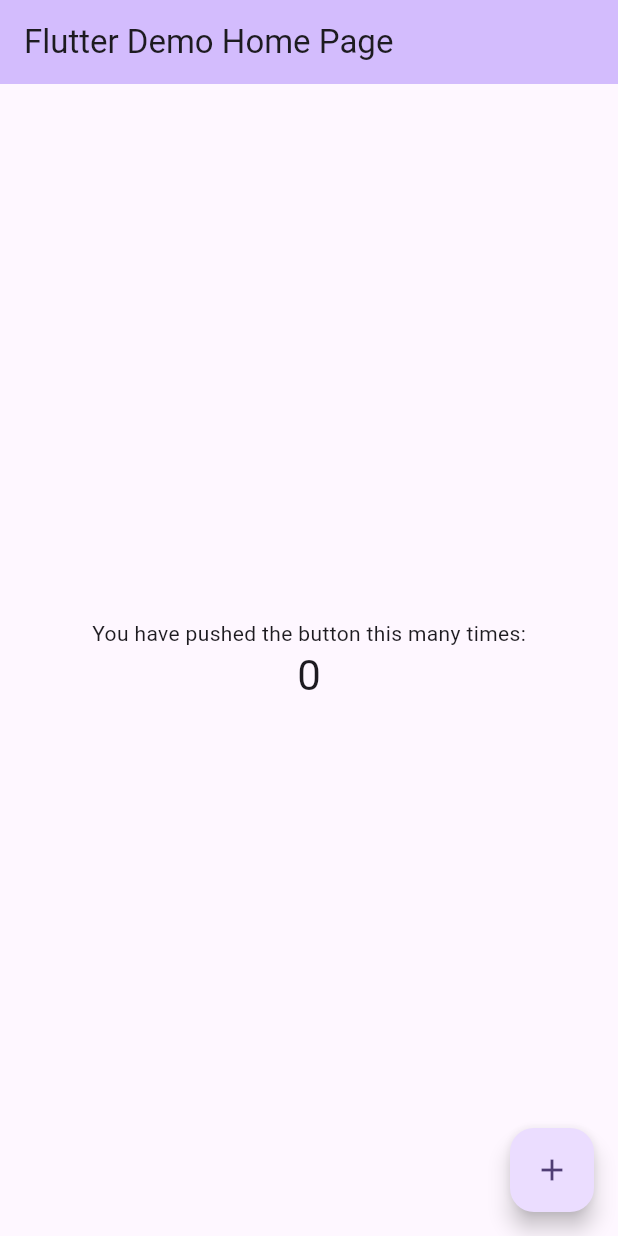
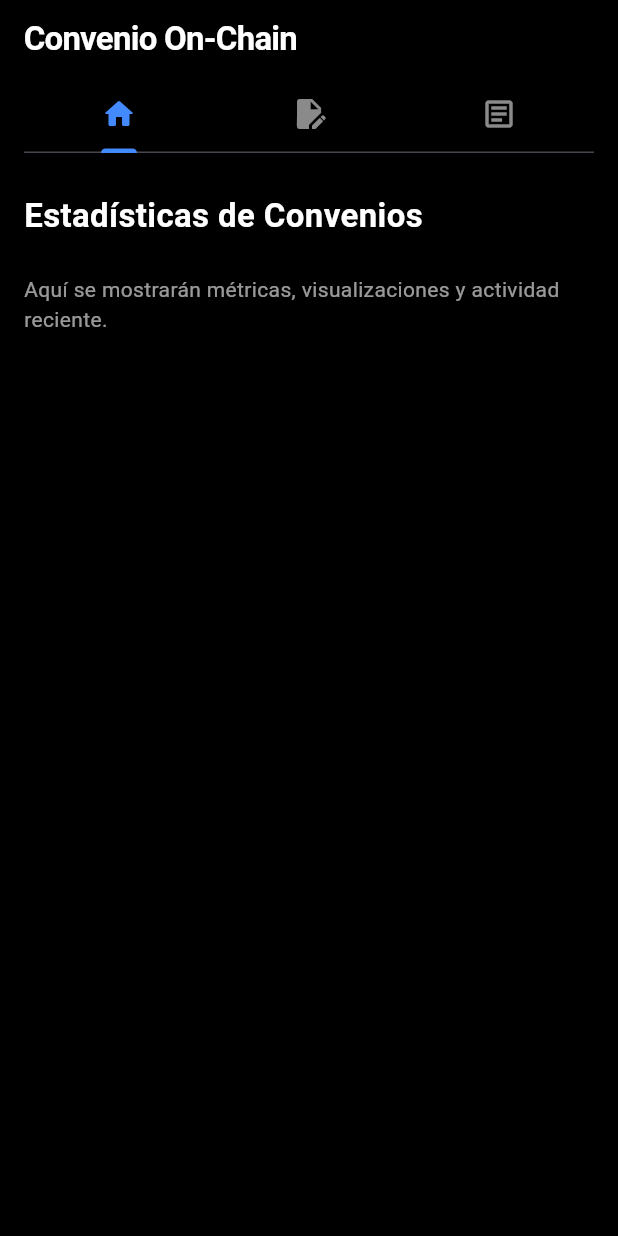
Before and after one commit to JairoProyects/Convenition-on-chain, a Flutter app: the screen it shows after launch, on a phone screen of 412 x 824 dp. Run offline on Flutter 3.47's test engine with Material 3 defaults, Android fonts, the phone set to English and light mode, and no system bars.

Commit message:
Actualización de archivos

```diff
--- a/convenition_app/lib/main.dart
+++ b/convenition_app/lib/main.dart
@@ -1,4 +1,5 @@
 import 'package:flutter/material.dart';
+import 'pages/menu_top_tab_page.dart';
 
 void main() {
   runApp(const MyApp());
@@ -7,116 +8,13 @@ void main() {
 class MyApp extends StatelessWidget {
   const MyApp({super.key});
 
-  // This widget is the root of your application.
   @override
   Widget build(BuildContext context) {
     return MaterialApp(
-      title: 'Flutter Demo',
-      theme: ThemeData(
-        // This is the theme of your application.
-        //
-        // TRY THIS: Try running your application with "flutter run". You'll see
-        // the application has a purple toolbar. Then, without quitting the app,
-        // try changing the seedColor in the colorScheme below to Colors.green
-        // and then invoke "hot reload" (save your changes or press the "hot
-        // reload" button in a Flutter-supported IDE, or press "r" if you used
-        // the command line to start the app).
-        //
-        // Notice that the counter didn't reset back to zero; the application
-        // state is not lost during the reload. To reset the state, use hot
-        // restart instead.
-        //
-        // This works for code too, not just values: Most code changes can be
-        // tested with just a hot reload.
-        colorScheme: ColorScheme.fromSeed(seedColor: Colors.deepPurple),
-      ),
-      home: const MyHomePage(title: 'Flutter Demo Home Page'),
+      title: '',
+      debugShowCheckedModeBanner: false,
+      theme: ThemeData.dark(),
+      home: const MenuTopTabsPage(), // mantiene el nombre correcto
     );
   }
 }
-
-class MyHomePage extends StatefulWidget {
-  const MyHomePage({super.key, required this.title});
-
-  // This widget is the home page of your application. It is stateful, meaning
-  // that it has a State object (defined below) that contains fields that affect
-  // how it looks.
-
-  // This class is the configuration for the state. It holds the values (in this
-  // case the title) provided by the parent (in this case the App widget) and
-  // used by the build method of the State. Fields in a Widget subclass are
-  // always marked "final".
-
-  final String title;
-
-  @override
-  State<MyHomePage> createState() => _MyHomePageState();
-}
-
-class _MyHomePageState extends State<MyHomePage> {
-  int _counter = 0;
-
-  void _incrementCounter() {
-    setState(() {
-      // This call to setState tells the Flutter framework that something has
-      // changed in this State, which causes it to rerun the build method below
-      // so that the display can reflect the updated values. If we changed
-      // _counter without calling setState(), then the build method would not be
-      // called again, and so nothing would appear to happen.
-      _counter++;
-    });
-  }
-
-  @override
-  Widget build(BuildContext context) {
-    // This method is rerun every time setState is called, for instance as done
-    // by the _incrementCounter method above.
-    //
-    // The Flutter framework has been optimized to make rerunning build methods
-    // fast, so that you can just rebuild anything that needs updating rather
-    // than having to individually change instances of widgets.
-    return Scaffold(
-      appBar: AppBar(
-        // TRY THIS: Try changing the color here to a specific color (to
-        // Colors.amber, perhaps?) and trigger a hot reload to see the AppBar
-        // change color while the other colors stay the same.
-        backgroundColor: Theme.of(context).colorScheme.inversePrimary,
-        // Here we take the value from the MyHomePage object that was created by
-        // the App.build method, and use it to set our appbar title.
-        title: Text(widget.title),
-      ),
-      body: Center(
-        // Center is a layout widget. It takes a single child and positions it
-        // in the middle of the parent.
-        child: Column(
-          // Column is also a layout widget. It takes a list of children and
-          // arranges them vertically. By default, it sizes itself to fit its
-          // children horizontally, and tries to be as tall as its parent.
-          //
-          // Column has various properties to control how it sizes itself and
-          // how it positions its children. Here we use mainAxisAlignment to
-          // center the children vertically; the main axis here is the vertical
-          // axis because Columns are vertical (the cross axis would be
-          // horizontal).
-          //
-          // TRY THIS: Invoke "debug painting" (choose the "Toggle Debug Paint"
-          // action in the IDE, or press "p" in the console), to see the
-          // wireframe for each widget.
-          mainAxisAlignment: MainAxisAlignment.center,
-          children: <Widget>[
-            const Text('You have pushed the button this many times:'),
-            Text(
-              '$_counter',
-              style: Theme.of(context).textTheme.headlineMedium,
-            ),
-          ],
-        ),
-      ),
-      floatingActionButton: FloatingActionButton(
-        onPressed: _incrementCounter,
-        tooltip: 'Increment',
-        child: const Icon(Icons.add),
-      ), // This trailing comma makes auto-formatting nicer for build methods.
-    );
-  }
-}
--- a/convenition_app/lib/models/convenio_model.dart
+++ b/convenition_app/lib/models/convenio_model.dart
@@ -1,4 +1,25 @@
-// convenio_model.dart
-// Modelo de datos para un convenio
+class Convenio {
+  final String id;
+  final DateTime timestamp;
+  final double monto;
+  final bool firmado;
+  final int participantes;
+  final String hash;
 
-// ... existing code ...
+  // Nuevos campos necesarios:
+  final String descripcion;
+  final String condiciones;
+  final DateTime vencimiento;
+
+  Convenio({
+    required this.id,
+    required this.timestamp,
+    required this.monto,
+    required this.firmado,
+    required this.participantes,
+    required this.hash,
+    required this.descripcion,
+    required this.condiciones,
+    required this.vencimiento,
+  });
+}
--- a/convenition_app/lib/pages/CreateAgreementPage.dart
+++ /dev/null
@@ -1,4 +0,0 @@
-// CreateAgreementPage.dart
-// Página para crear un nuevo convenio
-
-// ... existing code ...
--- a/convenition_app/lib/pages/HomePage.dart
+++ /dev/null
@@ -1,4 +0,0 @@
-// HomePage.dart
-// Página principal del proyecto Convenio on-chain
-
-// ... existing code ...
--- a/convenition_app/lib/pages/ViewAgreementPage.dart
+++ /dev/null
@@ -1,4 +0,0 @@
-// ViewAgreementPage.dart
-// Página para visualizar un convenio existente
-
-// ... existing code ...
--- /dev/null
+++ b/convenition_app/lib/pages/home_page.dart
@@ -0,0 +1,36 @@
+import 'package:flutter/material.dart';
+
+class HomePage extends StatelessWidget {
+  const HomePage({Key? key}) : super(key: key);
+
+  @override
+  Widget build(BuildContext context) {
+    return Scaffold(
+      backgroundColor: Colors.black,
+      body: Padding(
+        padding: const EdgeInsets.all(16.0),
+        child: Column(
+          crossAxisAlignment: CrossAxisAlignment.start,
+          children: const [
+            Text(
+              'Estadísticas de Convenios',
+              style: TextStyle(
+                color: Colors.white,
+                fontSize: 22,
+                fontWeight: FontWeight.bold,
+              ),
+            ),
+            SizedBox(height: 24),
+            Text(
+              'Aquí se mostrarán métricas, visualizaciones y actividad reciente.',
+              style: TextStyle(
+                color: Colors.white60,
+                fontSize: 14,
+              ),
+            ),
+          ],
+        ),
+      ),
+    );
+  }
+}
--- /dev/null
+++ b/convenition_app/lib/pages/menu_top_tab_page.dart
@@ -0,0 +1,90 @@
+import 'package:flutter/material.dart';
+import 'home_page.dart';
+import 'create_agreement_page.dart';
+import 'view_agreement_page.dart';
+
+class MenuTopTabsPage extends StatefulWidget {
+  const MenuTopTabsPage({super.key});
+
+  @override
+  State<MenuTopTabsPage> createState() => _MenuTopTabsPageState();
+}
+
+class _MenuTopTabsPageState extends State<MenuTopTabsPage>
+    with SingleTickerProviderStateMixin {
+  late TabController _tabController;
+
+  final List<Tab> topTabs = const [
+    Tab(icon: Icon(Icons.home_rounded)),
+    Tab(icon: Icon(Icons.edit_document)),
+    Tab(icon: Icon(Icons.article_outlined)),
+  ];
+
+  @override
+  void initState() {
+    super.initState();
+    _tabController = TabController(length: topTabs.length, vsync: this);
+  }
+
+  @override
+  Widget build(BuildContext context) {
+    return Scaffold(
+      backgroundColor: Colors.black,
+      body: SafeArea(
+        child: Column(
+          children: [
+            Container(
+              padding: const EdgeInsets.symmetric(horizontal: 16, vertical: 10),
+              decoration: const BoxDecoration(
+                color: Colors.black,
+                boxShadow: [
+                  BoxShadow(
+                    color: Colors.black54,
+                    blurRadius: 4,
+                    offset: Offset(0, 2),
+                  ),
+                ],
+              ),
+              child: Column(
+                children: [
+                  const Align(
+                    alignment: Alignment.centerLeft,
+                    child: Text(
+                      'Convenio On-Chain',
+                      style: TextStyle(
+                        fontSize: 22,
+                        fontWeight: FontWeight.bold,
+                        color: Colors.white,
+                        letterSpacing: -0.5,
+                      ),
+                    ),
+                  ),
+                  const SizedBox(height: 12),
+                  TabBar(
+                    controller: _tabController,
+                    tabs: topTabs,
+                    isScrollable: false,
+                    indicatorColor: Colors.blueAccent,
+                    indicatorWeight: 3,
+                    unselectedLabelColor: Colors.white54,
+                    labelColor: Colors.blueAccent,
+                  ),
+                ],
+              ),
+            ),
+            Expanded(
+              child: TabBarView(
+                controller: _tabController,
+                children: const [
+                  HomePage(),
+                  CreateAgreementPage(),
+                  ViewAgreementPage(),
+                ],
+              ),
+            ),
+          ],
+        ),
+      ),
+    );
+  }
+}
--- a/convenition_app/pubspec.yaml
+++ b/convenition_app/pubspec.yaml
@@ -34,6 +34,10 @@ dependencies:
   # The following adds the Cupertino Icons font to your application.
   # Use with the CupertinoIcons class for iOS style icons.
   cupertino_icons: ^1.0.8
+
+  uuid: ^4.0.0
+
+  fl_chart: ^0.63.0
 
 dev_dependencies:
   flutter_test:
```
Also changed, not shown: convenition_app/lib/pages/agreement_details_page.dart (added, +95 -0 lines), convenition_app/lib/pages/create_agreement_page.dart (added, +120 -0 lines), convenition_app/lib/pages/view_agreement_page.dart (added, +79 -0 lines), convenition_app/pubspec.lock.
